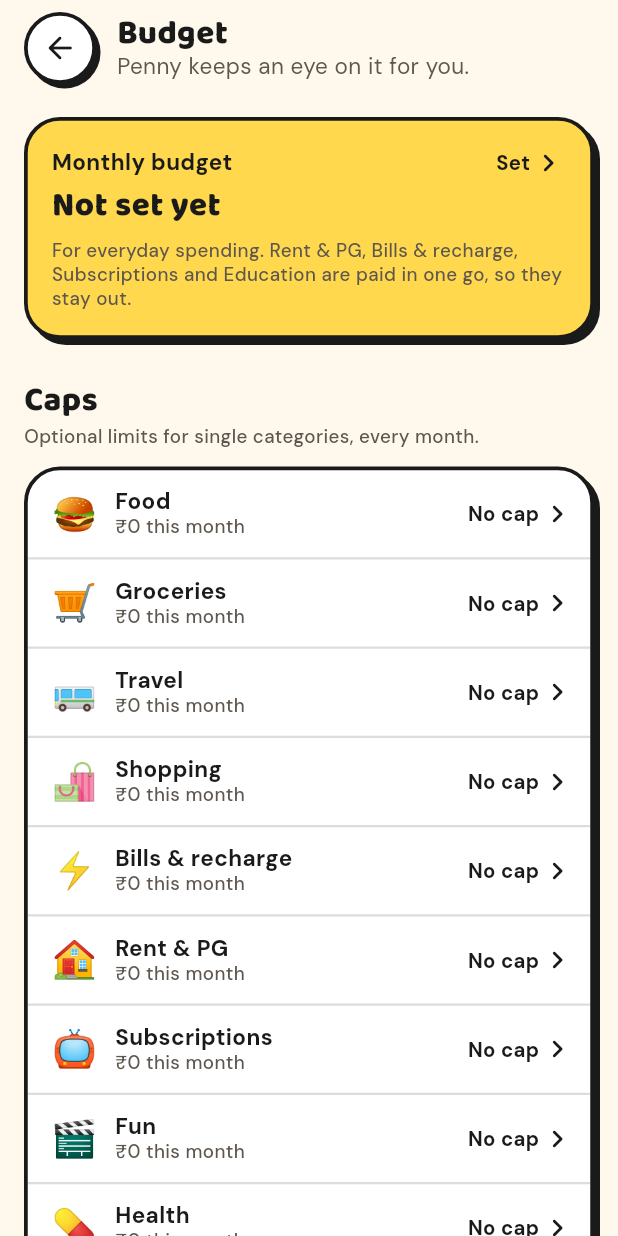
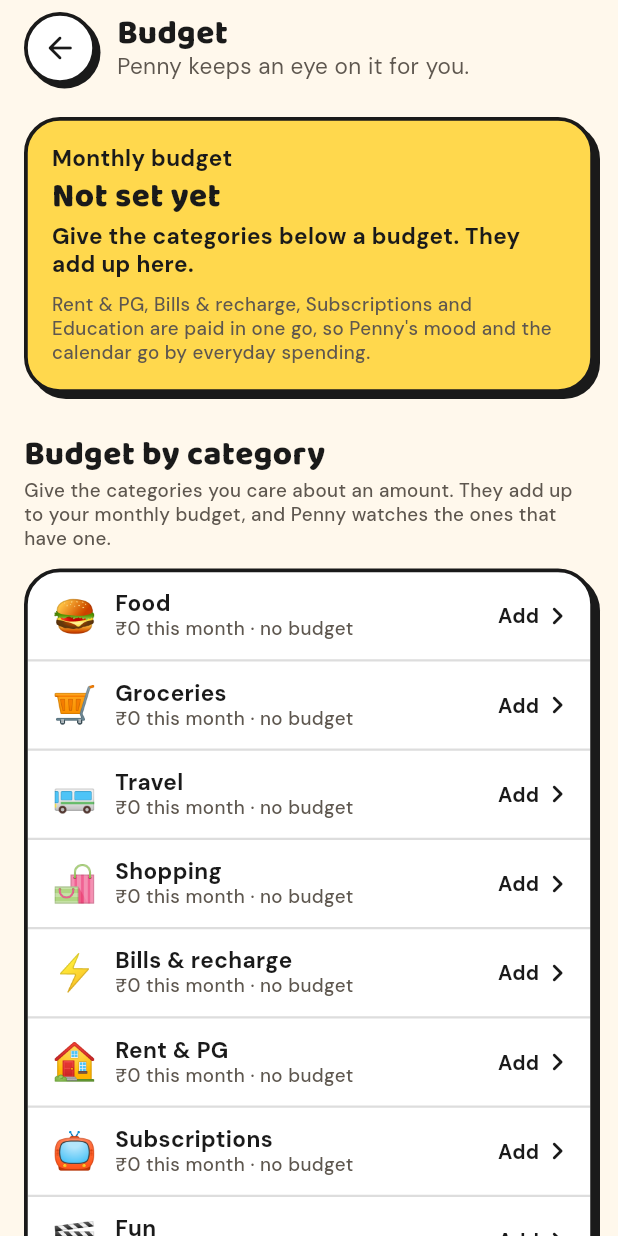
Before and after one commit to Naman9245/penny, a Flutter app: the screen it shows after launch, after a tap on "Set a budget", on a phone screen of 412 x 824 dp. Run offline on Flutter 3.47's test engine with Material 3 defaults, Android fonts, the phone set to English and light mode, and no system bars; our stand-ins replace drift, drift_flutter, fl_chart, flutter_animate, flutter_riverpod, go_router and 1 more; accounts and stored records are empty; generated files the repository leaves out were written again.

Commit message:
Make the monthly budget the total of the category budgets
Each category the user cares about gets a monthly amount, and the monthly budget at the top of the page is their total, split into everyday and paid in one go. There is no separate number to type. Penny's mood, Home's line and the calendar's daily share go by the everyday categories that have a budget; categories without one show their spending as "no budget" and aren't counted. A category at 85% of its own amount worries Penny and over it saddens her, and she names it. Storage and the server are unchanged.

```diff
--- a/lib/data/budget_repository.dart
+++ b/lib/data/budget_repository.dart
@@ -3,8 +3,8 @@ import 'package:penny/data/db/app_database.dart';
 import 'package:penny/models/budget.dart';
 import 'package:uuid/uuid.dart';
 
-/// The budget and the caps, and changes to them. Cleared amounts are only
-/// marked deleted, like entries, so sync can carry the change later.
+/// The budget, category by category, and changes to it. Cleared amounts are
+/// only marked deleted, like entries, so sync can carry the change later.
 class BudgetRepository {
   BudgetRepository(this._db, {DateTime Function()? clock})
     : _clock = clock ?? DateTime.now;
@@ -13,37 +13,31 @@ class BudgetRepository {
   final DateTime Function() _clock;
 
   static const _uuid = Uuid();
-  static const _everyday = 'everyday';
 
   Stream<Budget> watch() {
     final query = _db.select(_db.budgets)..where((b) => b.deletedAt.isNull());
     return query.watch().map(
       (rows) => Budget(
-        everydayPaise: rows
-            .where((row) => row.budgetKey == _everyday)
-            .firstOrNull
-            ?.amountPaise,
-        caps: {
+        byCategory: {
+          // An "everyday" row from the first version of budgets no longer
+          // means anything: the monthly budget is the categories' total.
           for (final row in rows)
-            if (row.budgetKey != _everyday) row.budgetKey: row.amountPaise,
+            if (row.budgetKey != 'everyday') row.budgetKey: row.amountPaise,
         },
       ),
     );
   }
 
-  /// The everyday budget a month. Null or nothing clears it.
-  Future<void> setEveryday(int? paise) => _set(_everyday, paise);
-
-  /// [categoryId]'s cap a month. Null or nothing clears it.
-  Future<void> setCap(String categoryId, int? paise) => _set(categoryId, paise);
-
-  Future<void> _set(String key, int? paise) {
+  /// What the user means to spend on [categoryId] a month. Null or nothing
+  /// clears it.
+  Future<void> setAmount(String categoryId, int? paise) {
     final amount = paise != null && paise > 0 ? paise : null;
     final now = _clock();
     return _db.transaction(() async {
       final live =
-          await (_db.select(_db.budgets)
-                ..where((b) => b.budgetKey.equals(key) & b.deletedAt.isNull()))
+          await (_db.select(_db.budgets)..where(
+                (b) => b.budgetKey.equals(categoryId) & b.deletedAt.isNull(),
+              ))
               .getSingleOrNull();
       if (live == null) {
         if (amount == null) return;
@@ -52,7 +46,7 @@ class BudgetRepository {
             .insert(
               BudgetsCompanion.insert(
                 id: _uuid.v7(),
-                budgetKey: key,
+                budgetKey: categoryId,
                 amountPaise: amount,
                 createdAt: now,
                 updatedAt: now,
--- a/lib/features/analysis/analysis_screen.dart
+++ b/lib/features/analysis/analysis_screen.dart
@@ -67,7 +67,8 @@ class _AnalysisScreenState extends ConsumerState<AnalysisScreen> {
       for (final t in totals)
         if (t.type == TxnType.credit) t,
     ];
-    final caps = ref.watch(budgetProvider).value?.caps ?? const <String, int>{};
+    final budgets =
+        ref.watch(budgetProvider).value?.byCategory ?? const <String, int>{};
 
     return SafeArea(
       bottom: false,
@@ -95,7 +96,7 @@ class _AnalysisScreenState extends ConsumerState<AnalysisScreen> {
                 totals: spent,
                 outOf: summary.spentPaise,
                 month: _month,
-                caps: caps,
+                budgets: budgets,
               ),
             ],
             if (got.isNotEmpty) ...[
@@ -242,7 +243,7 @@ class _CategoryCards extends StatelessWidget {
     required this.totals,
     required this.outOf,
     required this.month,
-    this.caps = const {},
+    this.budgets = const {},
   });
 
   final List<CategoryTotal> totals;
@@ -251,8 +252,8 @@ class _CategoryCards extends StatelessWidget {
   final int outOf;
   final DateTime month;
 
-  /// Category id → the user's monthly cap for it.
-  final Map<String, int> caps;
+  /// Category id → what the user means to spend on it a month.
+  final Map<String, int> budgets;
 
   @override
   Widget build(BuildContext context) {
@@ -282,7 +283,7 @@ class _CategoryCards extends StatelessWidget {
   Widget _card(BuildContext context, CategoryTotal total) {
     final category = categoryById(total.categoryId);
     final share = outOf <= 0 ? 0.0 : total.totalPaise / outOf;
-    final cap = caps[category.id];
+    final budget = budgets[category.id];
     return BrutalCard(
       key: ValueKey('category-card-${category.id}'),
       color: category.color,
@@ -316,20 +317,20 @@ class _CategoryCards extends StatelessWidget {
             alignment: Alignment.centerLeft,
             child: MoneyText(total.totalPaise, style: AppText.amount),
           ),
-          Text(switch (cap) {
+          Text(switch (budget) {
             null when total.count == 1 => '1 entry',
             null => '${total.count} entries',
             final limit when total.totalPaise > limit =>
-              '${formatPaise(total.totalPaise - limit)} over your cap',
+              '${formatPaise(total.totalPaise - limit)} over budget',
             final limit => 'of ${formatPaise(limit)}',
           }, style: AppText.small.copyWith(color: AppColors.ink)),
           const Spacer(),
           const SizedBox(height: 10),
-          // With a cap, the bar shows how much of it is used.
-          if (cap != null)
+          // With a budget, the bar shows how much of it is used.
+          if (budget != null)
             _ShareBar(
-              key: ValueKey('cap-bar-${category.id}'),
-              share: total.totalPaise / cap,
+              key: ValueKey('budget-bar-${category.id}'),
+              share: total.totalPaise / budget,
             )
           else
             _ShareBar(share: share),
@@ -339,8 +340,8 @@ class _CategoryCards extends StatelessWidget {
   }
 }
 
-/// How much of the month, or of a cap, this category is, as a chunky bar.
-/// Past a cap the bar is full and pink.
+/// How much of the month, or of its budget, this category is, as a chunky
+/// bar. Past its budget the bar is full and pink.
 class _ShareBar extends StatelessWidget {
   const _ShareBar({super.key, required this.share});
 
--- a/lib/features/budget/budget_screen.dart
+++ b/lib/features/budget/budget_screen.dart
@@ -15,8 +15,9 @@ import 'package:penny/widgets/brutal_card.dart';
 import 'package:penny/widgets/brutal_icon_button.dart';
 import 'package:penny/widgets/money_text.dart';
 
-/// The budget: what the user means to spend on everyday things each month,
-/// and caps for single categories. Penny's mood and the calendar go by it.
+/// The budget: what the user means to spend on each category a month. The
+/// monthly budget is their total; Penny's mood and the calendar go by its
+/// everyday part.
 class BudgetScreen extends ConsumerWidget {
   const BudgetScreen({super.key});
 
@@ -25,24 +26,14 @@ class BudgetScreen extends ConsumerWidget {
     final status = ref.watch(budgetStatusProvider);
     final repo = ref.read(budgetRepositoryProvider);
 
-    Future<void> editEveryday() async {
+    Future<void> edit(Category category) async {
       final paise = await showAmountSheet(
         context,
-        title: 'Monthly budget',
-        hint: 'What you mean to spend on everyday things each month.',
-        initialPaise: status.budget.everydayPaise,
+        title: '${category.label} budget',
+        hint: 'What you mean to spend on it each month.',
+        initialPaise: status.budget.byCategory[category.id],
       );
-      if (paise != null) await repo.setEveryday(paise);
-    }
-
-    Future<void> editCap(Category category) async {
-      final paise = await showAmountSheet(
-        context,
-        title: '${category.label} cap',
-        hint: 'The most you mean to spend on it each month.',
-        initialPaise: status.budget.caps[category.id],
-      );
-      if (paise != null) await repo.setCap(category.id, paise);
+      if (paise != null) await repo.setAmount(category.id, paise);
     }
 
     return Scaffold(
@@ -73,12 +64,13 @@ class BudgetScreen extends ConsumerWidget {
               ],
             ),
             const SizedBox(height: 22),
-            _Everyday(status: status, onTap: editEveryday),
+            _Total(status: status),
             const SizedBox(height: 28),
-            const Text('Caps', style: AppText.h2),
+            const Text('Budget by category', style: AppText.h2),
             const SizedBox(height: 4),
             const Text(
-              'Optional limits for single categories, every month.',
+              'Give the categories you care about an amount. They add up to '
+              'your monthly budget, and Penny watches the ones that have one.',
               style: AppText.small,
             ),
             const SizedBox(height: 12),
@@ -89,11 +81,11 @@ class BudgetScreen extends ConsumerWidget {
                 children: [
                   for (final (i, category) in spendCategories.indexed) ...[
                     if (i > 0) const RowDivider(),
-                    _CapRow(
+                    _CategoryRow(
                       category: category,
                       spentPaise: status.spentIn(category.id),
-                      capPaise: status.budget.caps[category.id],
-                      onTap: () => editCap(category),
+                      amountPaise: status.budget.byCategory[category.id],
+                      onTap: () => edit(category),
                     ),
                   ],
                 ],
@@ -106,55 +98,61 @@ class BudgetScreen extends ConsumerWidget {
   }
 }
 
-class _Everyday extends StatelessWidget {
-  const _Everyday({required this.status, required this.onTap});
+/// The monthly budget: the categories' total, and how the everyday part of
+/// it is going.
+class _Total extends StatelessWidget {
+  const _Total({required this.status});
 
   final BudgetStatus status;
-  final VoidCallback onTap;
 
   @override
   Widget build(BuildContext context) {
-    final budget = status.budget.everydayPaise;
+    final budget = status.budget;
+    final everyday = budget.everydayPaise;
     final spent = status.everydaySpentPaise;
     return BrutalCard(
-      key: const ValueKey('everyday-budget'),
+      key: const ValueKey('monthly-budget'),
       color: AppColors.yellow,
-      onTap: onTap,
       child: Column(
         crossAxisAlignment: CrossAxisAlignment.start,
         children: [
-          Row(
-            children: [
-              const Expanded(
-                child: Text('Monthly budget', style: AppText.label),
-              ),
-              Text(budget == null ? 'Set' : 'Edit', style: AppText.chip),
-              const Icon(Icons.chevron_right_rounded, color: AppColors.ink),
-            ],
-          ),
+          const Text('Monthly budget', style: AppText.label),
           const SizedBox(height: 4),
-          if (budget == null)
-            const Text('Not set yet', style: AppText.h2)
-          else ...[
+          if (budget.isEmpty) ...[
+            const Text('Not set yet', style: AppText.h2),
+            const SizedBox(height: 4),
+            const Text(
+              'Give the categories below a budget. They add up here.',
+              style: AppText.bodyStrong,
+            ),
+          ] else ...[
             FittedBox(
               fit: BoxFit.scaleDown,
               alignment: Alignment.centerLeft,
-              child: MoneyText(budget, style: AppText.hero),
+              child: MoneyText(budget.totalPaise, style: AppText.hero),
             ),
-            const SizedBox(height: 2),
             Text(
-              '${formatPaise(spent)} spent this month · '
-              '${daysLeftLabel(status.daysLeft)}',
+              'Everyday ${formatPaise(everyday)} · Paid in one go '
+              '${formatPaise(budget.oneGoPaise)}',
+              key: const ValueKey('budget-split'),
               style: AppText.bodyStrong,
             ),
-            const SizedBox(height: 10),
-            _UsedBar(used: spent / budget),
+            if (everyday > 0) ...[
+              const SizedBox(height: 12),
+              Text(
+                '${formatPaise(spent)} of ${formatPaise(everyday)} everyday '
+                'spent · ${daysLeftLabel(status.daysLeft)}',
+                style: AppText.small.copyWith(color: AppColors.ink),
+              ),
+              const SizedBox(height: 8),
+              _UsedBar(used: spent / everyday),
+            ],
           ],
           const SizedBox(height: 10),
           const Text(
-            'For everyday spending. Rent & PG, Bills & recharge, '
-            'Subscriptions and Education are paid in one go, so they stay '
-            'out.',
+            'Rent & PG, Bills & recharge, Subscriptions and Education are paid '
+            'in one go, so Penny\'s mood and the calendar go by everyday '
+            'spending.',
             style: AppText.small,
           ),
         ],
@@ -163,24 +161,24 @@ class _Everyday extends StatelessWidget {
   }
 }
 
-class _CapRow extends StatelessWidget {
-  const _CapRow({
+class _CategoryRow extends StatelessWidget {
+  const _CategoryRow({
     required this.category,
     required this.spentPaise,
-    required this.capPaise,
+    required this.amountPaise,
     required this.onTap,
   });
 
   final Category category;
   final int spentPaise;
-  final int? capPaise;
+  final int? amountPaise;
   final VoidCallback onTap;
 
   @override
   Widget build(BuildContext context) {
-    final cap = capPaise;
+    final amount = amountPaise;
     return InkWell(
-      key: ValueKey('cap-${category.id}'),
+      key: ValueKey('budget-${category.id}'),
       onTap: onTap,
       child: Padding(
         padding: const EdgeInsets.fromLTRB(16, 12, 10, 12),
@@ -200,9 +198,9 @@ class _CapRow extends StatelessWidget {
                 children: [
                   Text(category.label, style: AppText.label),
                   Text(
-                    cap == null
-                        ? '${formatPaise(spentPaise)} this month'
-                        : '${formatPaise(spentPaise)} of ${formatPaise(cap)} '
+                    amount == null
+                        ? '${formatPaise(spentPaise)} this month · no budget'
+                        : '${formatPaise(spentPaise)} of ${formatPaise(amount)} '
                               'this month',
                     style: AppText.small,
                   ),
@@ -210,7 +208,7 @@ class _CapRow extends StatelessWidget {
               ),
             ),
             Text(
-              cap == null ? 'No cap' : formatPaise(cap),
+              amount == null ? 'Add' : formatPaise(amount),
               style: AppText.chip,
             ),
             const Icon(Icons.chevron_right_rounded, color: AppColors.ink),
@@ -221,7 +219,8 @@ class _CapRow extends StatelessWidget {
   }
 }
 
-/// How much of a budget or cap is used, as a chunky bar.
+/// How much of a budget is used, as a chunky bar. Past it, the bar is full
+/// and pink.
 class _UsedBar extends StatelessWidget {
   const _UsedBar({required this.used});
 
--- a/lib/features/calendar/calendar_screen.dart
+++ b/lib/features/calendar/calendar_screen.dart
@@ -35,7 +35,7 @@ class _CalendarScreenState extends ConsumerState<CalendarScreen> {
     final budget = ref.watch(budgetProvider).value ?? Budget.none;
     final txns = ref.watch(monthTxnsProvider(_month)).value ?? const <Txn>[];
     final everyday = budget.everydayPaise;
-    final share = everyday == null ? null : dailySharePaise(everyday, _month);
+    final share = everyday == 0 ? null : dailySharePaise(everyday, _month);
     final moods = dayMoods(
       budget: budget,
       monthTxns: txns,
@@ -109,7 +109,8 @@ class _SetBudget extends StatelessWidget {
               SizedBox(width: 12),
               Expanded(
                 child: Text(
-                  'Set a monthly budget and every day gets my mood.',
+                  'Give your everyday categories a budget and every day '
+                  'gets my mood.',
                   style: AppText.h3,
                 ),
               ),
--- a/lib/features/home/home_screen.dart
+++ b/lib/features/home/home_screen.dart
@@ -50,7 +50,7 @@ class HomeScreen extends ConsumerWidget {
           ),
           const SizedBox(height: 18),
           _PennyCard(mood: mood, status: status),
-          if (status.budget.everydayPaise == null) ...[
+          if (status.budget.isEmpty) ...[
             const SizedBox(height: 12),
             Align(
               alignment: Alignment.centerLeft,
@@ -125,7 +125,7 @@ class _PennyCard extends StatelessWidget {
 
   @override
   Widget build(BuildContext context) {
-    final budget = status.budget.everydayPaise;
+    final everyday = status.budget.everydayPaise;
     return BrutalCard(
       key: const ValueKey('penny-card'),
       color: mood.color,
@@ -153,15 +153,15 @@ class _PennyCard extends StatelessWidget {
                 ),
                 const SizedBox(height: 8),
                 Text(mood.line, style: AppText.h3),
-                if (status.capNote case final note?) ...[
+                if (status.categoryNote case final note?) ...[
                   const SizedBox(height: 4),
                   Text(note, style: AppText.bodyStrong),
                 ],
-                if (budget != null) ...[
+                if (everyday > 0) ...[
                   const SizedBox(height: 4),
                   Text(
                     '${formatPaise(status.everydaySpentPaise)} of '
-                    '${formatPaise(budget)} · '
+                    '${formatPaise(everyday)} · '
                     '${daysLeftLabel(status.daysLeft)}',
                     key: const ValueKey('budget-line'),
                     style: AppText.bodyStrong,
--- a/lib/models/budget.dart
+++ b/lib/models/budget.dart
@@ -1,18 +1,29 @@
-import 'package:flutter/foundation.dart';
+import 'package:flutter/foundation.dart' show immutable;
+import 'package:penny/models/category.dart';
 
-/// What the user means to spend each month, in paise: one everyday budget
-/// for everything but the categories paid in one go, and caps for single
-/// categories.
+/// What the user means to spend each month, category by category, in
+/// paise. The monthly budget is their total.
 @immutable
 class Budget {
-  const Budget({this.everydayPaise, this.caps = const {}});
+  const Budget({this.byCategory = const {}});
 
   static const none = Budget();
 
-  final int? everydayPaise;
+  /// Category id → what the user means to spend on it a month.
+  final Map<String, int> byCategory;
 
-  /// Category id → that category's monthly cap.
-  final Map<String, int> caps;
+  bool get isEmpty => byCategory.isEmpty;
 
-  bool get isEmpty => everydayPaise == null && caps.isEmpty;
+  /// The monthly budget: every category's amount together.
+  int get totalPaise => byCategory.values.fold(0, (sum, paise) => sum + paise);
+
+  /// The part for everyday spending, which the mood and the calendar go by.
+  int get everydayPaise => _sumWhere((category) => !category.oneGo);
+
+  /// The part for what is paid in one go, like rent.
+  int get oneGoPaise => _sumWhere((category) => category.oneGo);
+
+  int _sumWhere(bool Function(Category category) keep) => byCategory.entries
+      .where((entry) => keep(categoryById(entry.key)))
+      .fold(0, (sum, entry) => sum + entry.value);
 }
--- a/lib/services/budget_math.dart
+++ b/lib/services/budget_math.dart
@@ -9,8 +9,14 @@ import 'package:penny/models/txn_enums.dart';
 // Penny's mood, worked out on the phone from the budget and the month's
 // entries. Never stored, as the brief's DailyMood rule says.
 
-/// The share of a budget or cap, in percent, at which Penny starts to worry.
+/// The share of a budget, in percent, at which Penny starts to worry.
 const _worriedAtPercent = 85;
+
+/// Whether [categoryId]'s spending counts towards the everyday budget: it
+/// has an amount of its own, and isn't paid in one go.
+bool _everyday(Budget budget, String categoryId) =>
+    budget.byCategory.containsKey(categoryId) &&
+    !categoryById(categoryId).oneGo;
 
 /// Where a month stands against the budget.
 @immutable
@@ -34,58 +40,59 @@ class BudgetStatus {
 
   int spentIn(String categoryId) => spentByCategory[categoryId] ?? 0;
 
-  /// Spending outside the categories paid in one go.
+  /// Spending in the everyday categories that have a budget. Categories
+  /// without one aren't counted.
   int get everydaySpentPaise => spentByCategory.entries
-      .where((entry) => !categoryById(entry.key).oneGo)
+      .where((entry) => _everyday(budget, entry.key))
       .fold(0, (sum, entry) => sum + entry.value);
 
   int get daysLeft => daysInMonth - day;
 
-  /// The cap Penny's mood is about, in words, when one is over or near.
-  String? get capNote {
-    final caps = budget.caps.entries;
-    for (final cap in caps) {
-      if (spentIn(cap.key) > cap.value) {
-        return '${categoryById(cap.key).label} is over its cap';
+  /// The category Penny's mood is about, in words, when one is over its
+  /// budget or near it.
+  String? get categoryNote {
+    final amounts = budget.byCategory.entries;
+    for (final amount in amounts) {
+      if (spentIn(amount.key) > amount.value) {
+        return '${categoryById(amount.key).label} is over its budget';
       }
     }
-    for (final cap in caps) {
-      final category = categoryById(cap.key);
+    for (final amount in amounts) {
+      final category = categoryById(amount.key);
       if (!category.oneGo &&
-          spentIn(cap.key) * 100 >= cap.value * _worriedAtPercent) {
-        return '${category.label} is near its cap';
+          spentIn(amount.key) * 100 >= amount.value * _worriedAtPercent) {
+        return '${category.label} is near its budget';
       }
     }
     return null;
   }
 
-  /// The first of these that holds: over a limit, near one, under the
-  /// budget's pace, or none of those.
+  /// The first of these that holds: over a budget, near one, under the
+  /// everyday budget's pace, or none of those.
   PennyMood get mood {
+    if (budget.isEmpty) return PennyMood.neutral;
     final everyday = budget.everydayPaise;
     final spent = everydaySpentPaise;
-    final caps = budget.caps.entries;
+    final amounts = budget.byCategory.entries;
 
     final over =
-        (everyday != null && spent > everyday) ||
-        caps.any((cap) => spentIn(cap.key) > cap.value);
+        spent > everyday ||
+        amounts.any((amount) => spentIn(amount.key) > amount.value);
     if (over) return PennyMood.sad;
 
-    // Rent or a bill uses its whole cap in one go, which is no worry.
+    // Rent or a bill uses its whole budget in one go, which is no worry.
     final near =
-        (everyday != null && spent * 100 >= everyday * _worriedAtPercent) ||
-        caps.any(
-          (cap) =>
-              !categoryById(cap.key).oneGo &&
-              spentIn(cap.key) * 100 >= cap.value * _worriedAtPercent,
+        (everyday > 0 && spent * 100 >= everyday * _worriedAtPercent) ||
+        amounts.any(
+          (amount) =>
+              !categoryById(amount.key).oneGo &&
+              spentIn(amount.key) * 100 >= amount.value * _worriedAtPercent,
         );
     if (near) return PennyMood.worried;
 
-    if (everyday != null) {
-      final onPace = spent * daysInMonth <= everyday * day;
-      return onPace ? PennyMood.happy : PennyMood.neutral;
-    }
-    return caps.isEmpty ? PennyMood.neutral : PennyMood.happy;
+    if (everyday == 0) return PennyMood.happy;
+    final onPace = spent * daysInMonth <= everyday * day;
+    return onPace ? PennyMood.happy : PennyMood.neutral;
   }
 }
 
@@ -123,11 +130,11 @@ int dailySharePaise(int everydayPaise, DateTime month) {
 }
 
 /// Penny's mood on each day of [month] that has one, by day of the month.
-/// It is that day's everyday spending against the day's share of the
-/// everyday budget: happy at or under it, worried up to one and a half
-/// times it, sad above that. A day a goal was reached is celebrating.
-/// Days after [now] or before [firstEntry] have none, and without an
-/// everyday budget only goal days do.
+/// It is that day's spending in the budgeted everyday categories against
+/// the day's share of their budget: happy at or under it, worried up to
+/// one and a half times it, sad above that. A day a goal was reached is
+/// celebrating. Days after [now] or before [firstEntry] have none, and
+/// without an everyday budget only goal days do.
 Map<int, PennyMood> dayMoods({
   required Budget budget,
   required Iterable<Txn> monthTxns,
@@ -142,7 +149,7 @@ Map<int, PennyMood> dayMoods({
   for (final txn in monthTxns) {
     final at = txn.occurredAt;
     if (txn.type != TxnType.debit ||
-        categoryById(txn.categoryId).oneGo ||
+        !_everyday(budget, txn.categoryId) ||
         monthStart(at) != start) {
       continue;
     }
@@ -160,7 +167,7 @@ Map<int, PennyMood> dayMoods({
       moods[day] = PennyMood.celebrating;
       continue;
     }
-    if (everyday == null || first == null || date.isBefore(first)) continue;
+    if (everyday == 0 || first == null || date.isBefore(first)) continue;
     // The day's share is everyday ÷ days in the month; compare without
     // dividing.
     final scaled = spent[day] * daysInMonth;
--- a/lib/services/insight_builder.dart
+++ b/lib/services/insight_builder.dart
@@ -223,16 +223,17 @@ InsightRequest buildInsightRequest({
     'spends': spends,
     'income': income,
     if (note?.trim() case final text? when text.isNotEmpty) 'note': text,
+    // Each category's amount goes as a cap, and the everyday part of their
+    // total as the everyday budget.
     if (!budget.isEmpty)
       'budget': {
-        'everyday': switch (budget.everydayPaise) {
-          final paise? => _someRupees(paise),
-          null => null,
-        },
+        'everyday': budget.everydayPaise > 0
+            ? _someRupees(budget.everydayPaise)
+            : null,
         'caps': [
           for (final category in spendCategories)
-            if (budget.caps[category.id] case final cap?)
-              {'category': category.id, 'cap': _someRupees(cap)},
+            if (budget.byCategory[category.id] case final amount?)
+              {'category': category.id, 'cap': _someRupees(amount)},
         ],
       },
   };
```
Also changed, not shown: 5 other files.
